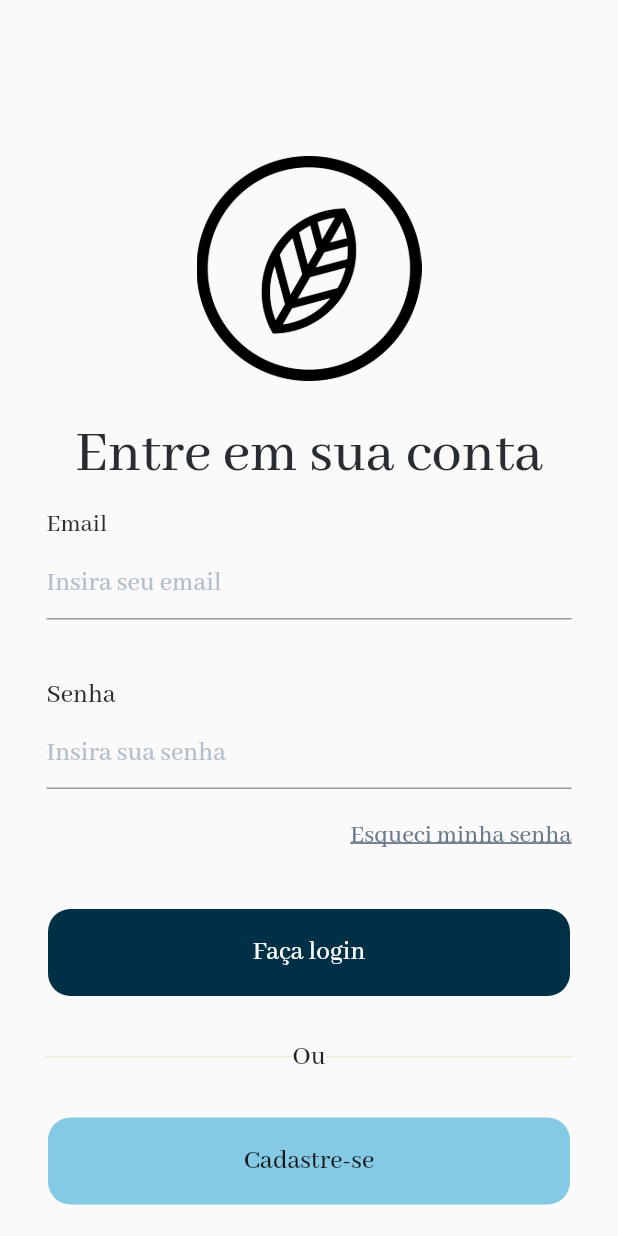
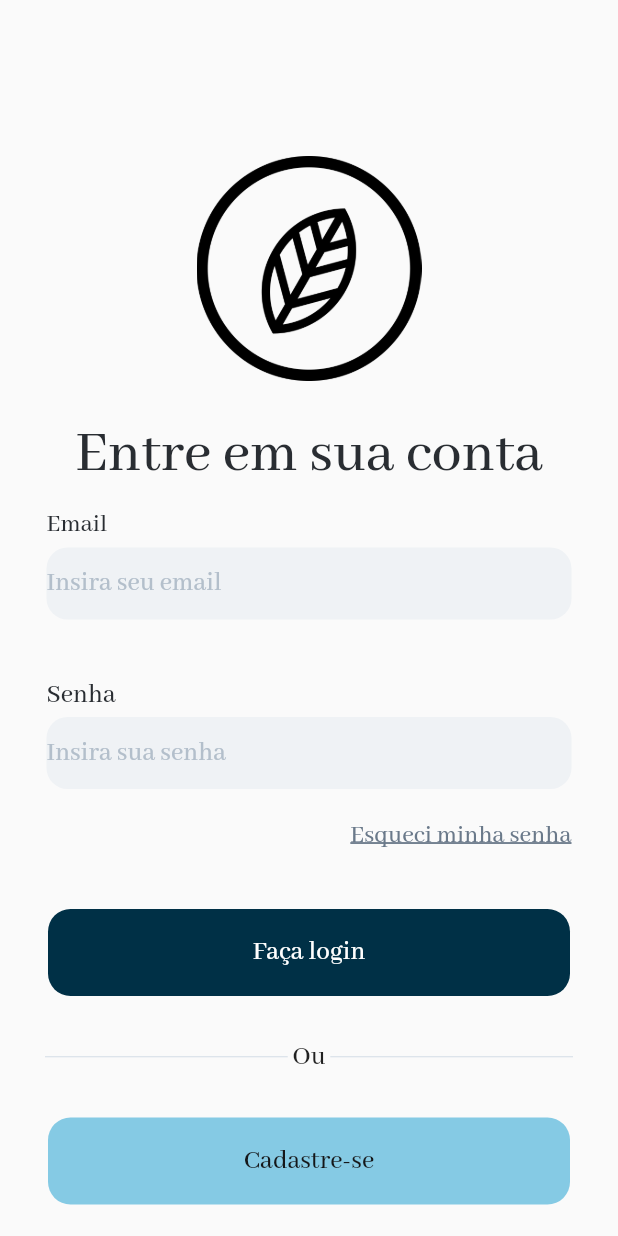
Before and after one commit to renanvolpe/family-farming-app, a Flutter app: the screen it shows after launch, on a phone screen of 412 x 824 dp. Run offline on Flutter 3.47's test engine with Material 2 defaults, Android fonts, the phone set to English and light mode, and no system bars.

Commit message:
Login page changes

```diff
--- a/lib/modules/authentication/pages/login_page.dart
+++ b/lib/modules/authentication/pages/login_page.dart
@@ -69,30 +69,30 @@ class _LoginPageState extends State<LoginPage> {
             ),
             SizedBox(
               width: 350.0,
+              child: DecoratedBox(
+                decoration: const BoxDecoration(
+                  color:  Color.fromRGBO(239, 242, 245, 1),
+                  borderRadius: BorderRadius.all(
+                        Radius.circular(14.0), //                 <--- border radius here
+                    ),
+                  ),
                 child: TextFormField(
                   decoration: const InputDecoration(
-                  border: UnderlineInputBorder(
-                    borderSide: BorderSide(
-                      color: Color.fromRGBO(179, 191, 203, 1.0),
-                    ),
-                  ),
+                    border: InputBorder.none,
                     hintText: "Insira seu email",
                     hintStyle: TextStyle(
                       color: Color.fromRGBO(179, 191, 203, 1.0),
                       fontSize: 18,
                       fontWeight: FontWeight.w500,
                       fontFamily: 'Abhaya Libre',
-                  ),
-                  focusedBorder: UnderlineInputBorder(
-                    borderSide: BorderSide(
-                      color: Color.fromRGBO(41, 45, 50, 1.0),
+
                     ),
                   ),
                 ),
               ),
             ),
             Container(
-              padding: const EdgeInsets.only(top: 40, right: 180),
+              padding: const EdgeInsets.only(top: 40, right: 180), //mudar padding para margin
               child: const SizedBox(
                 width: 170.0,
                 height: 25.0,
@@ -110,23 +110,23 @@ class _LoginPageState extends State<LoginPage> {
             ),
             SizedBox(
               width: 350.0,
+              child: DecoratedBox(
+                decoration: const BoxDecoration(
+                  color: Color.fromRGBO(239, 242, 245, 1),
+                  borderRadius: BorderRadius.all(
+                        Radius.circular(14.0), //                 <--- border radius here
+                    ),
+                ),
                 child: TextFormField(
                   decoration: const InputDecoration(
-                  border: UnderlineInputBorder(
-                    borderSide: BorderSide(
-                      color: Color.fromRGBO(179, 191, 203, 1.0),
-                    ),
-                  ),
+                    border: InputBorder.none,
                     hintText: "Insira sua senha",
                     hintStyle: TextStyle(
                       color: Color.fromRGBO(179, 191, 203, 1.0),
                       fontSize: 18,
                       fontWeight: FontWeight.w500,
                       fontFamily: 'Abhaya Libre',
-                  ),
-                  focusedBorder: UnderlineInputBorder(
-                    borderSide: BorderSide(
-                      color: Color.fromRGBO(41, 45, 50, 1.0),
+
                     ),
                   ),
                 ),
@@ -183,12 +183,14 @@ class _LoginPageState extends State<LoginPage> {
                 ),
               ),
             ),
-            const Row(
-              children: <Widget>[
+            Row(
+              children: const <Widget>[
                 Expanded(
                   child: Divider(
-                    color: Color.fromARGB(213, 222, 231, 194),
+                    color: Color.fromRGBO(213, 222, 231, 1),
                     indent: 30,
+                    thickness: 0.7,
+                    endIndent: 3,
                   ),
                 ),
                 Text(
@@ -201,8 +203,10 @@ class _LoginPageState extends State<LoginPage> {
                 ),
                 Expanded(
                   child: Divider(
-                    color: Color.fromARGB(213, 222, 231, 194),
+                    color: Color.fromRGBO(213, 222, 231, 1),
                     endIndent: 30,
+                    indent: 3,
+                    thickness: 0.7,
                   ),
                 ),
               ],
```
Lines whose indentation alone changed are shown as unchanged.
